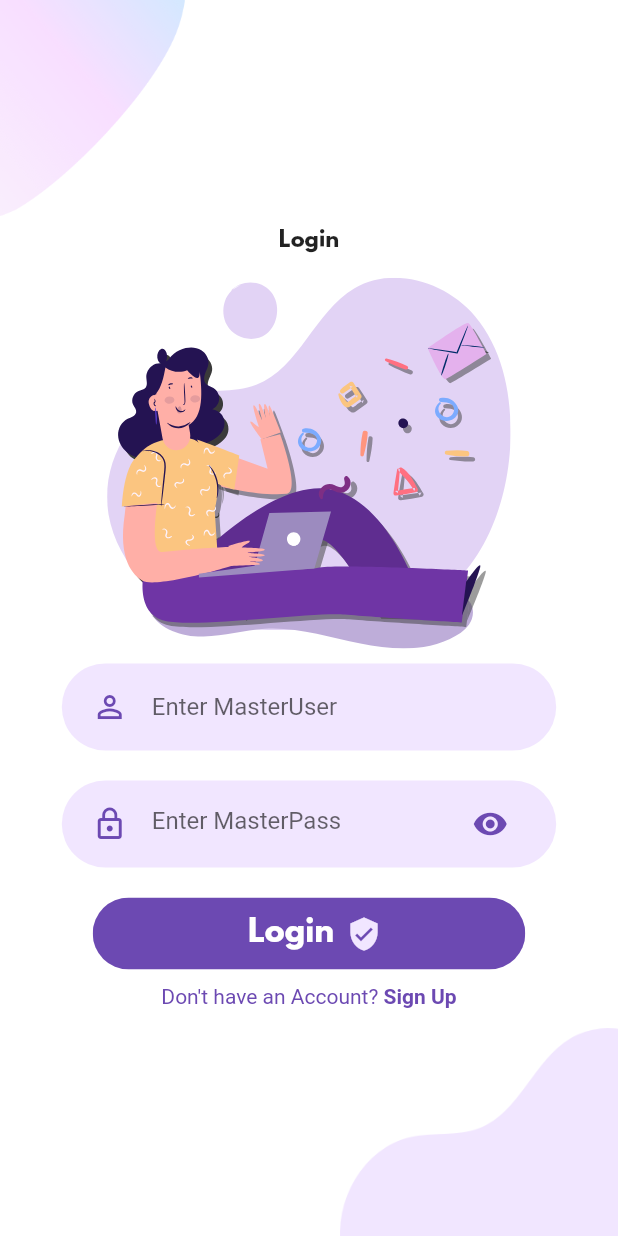
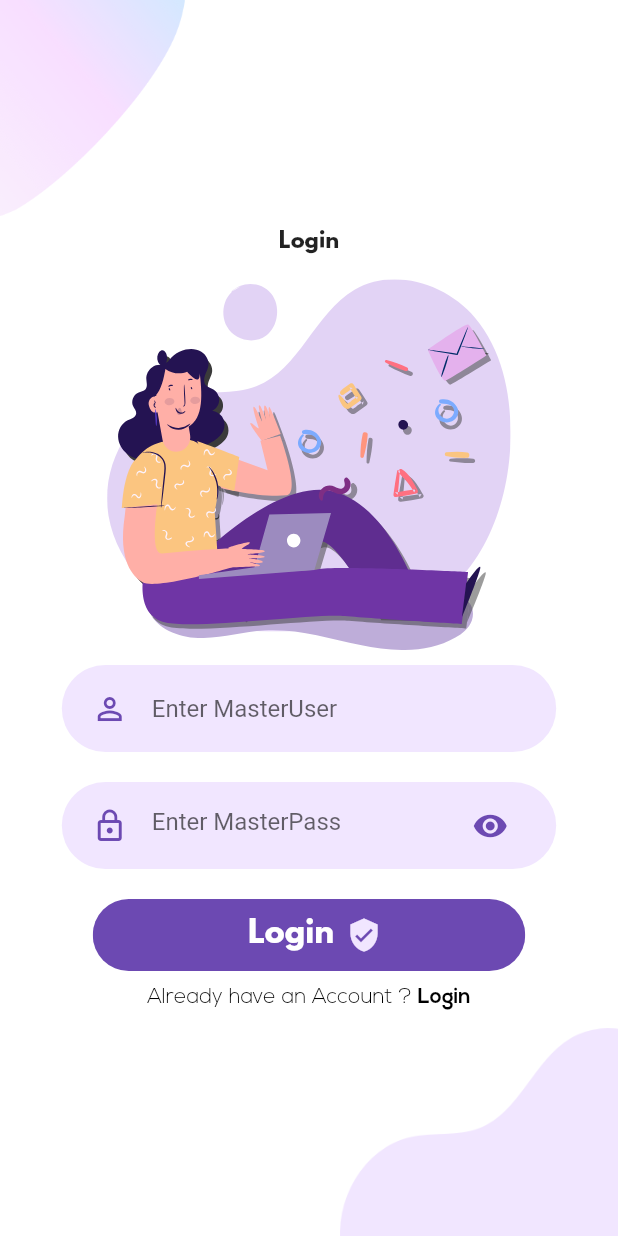
Before and after one commit to pranjalchaplot/masterpass, a Flutter app: the LoginScreen screen opened directly, on a phone screen of 412 x 824 dp. Run offline on Flutter 3.47's test engine with Material 2 defaults, Android fonts, the phone set to English and light mode, and no system bars; our stand-ins replace cloud_firestore, firebase_core, flutter_icons, flutter_svg; missing offline and left inert: regexpattern; accounts and stored records are empty.

Commit message:
add alreadyhaveaccount widget

```diff
--- a/lib/Screens/Login/components/body.dart
+++ b/lib/Screens/Login/components/body.dart
@@ -2,6 +2,7 @@ import 'package:flutter/cupertino.dart';
 import 'package:flutter/material.dart';
 import 'package:flutter_svg/flutter_svg.dart';
 import 'package:masterpass/Screens/Passwords/passwords_screen.dart';
+import 'package:masterpass/components/already_have_an_account.dart';
 import 'package:masterpass/components/rounded_field_input.dart';
 import 'package:masterpass/components/rounded_password_field.dart';
 import 'package:masterpass/Screens/Signup/signup_screen.dart';
@@ -54,34 +55,19 @@ class Body extends StatelessWidget {
               },
               icon: Icons.verified_user,
             ),
-            Row(
-              mainAxisAlignment: MainAxisAlignment.center,
-              children: [
-                Text(
-                  "Don't have an Account? ",
-                  style: TextStyle(
-                    color: kPrimaryColor,
+            AlreadyHaveAnAccountCheck(
+              login: false,
+              press: () {
+                Navigator.push(
+                  context,
+                  CupertinoPageRoute(
+                    builder: (context) {
+                      return SignUpScreen();
+                    },
                   ),
-                ),
-                GestureDetector(
-                  child: Text(
-                    "Sign Up",
-                    style: TextStyle(
-                      color: kPrimaryColor,
-                      fontWeight: FontWeight.bold,
-                    ),
-                  ),
-                  onTap: () {
-                    Navigator.push(
-                      context,
-                      CupertinoPageRoute(builder: (context) {
-                        return SignUpScreen();
-                      }),
-                    );
-                  },
-                )
-              ],
-            )
+                );
+              },
+            ),
           ],
         ),
       ),
```
